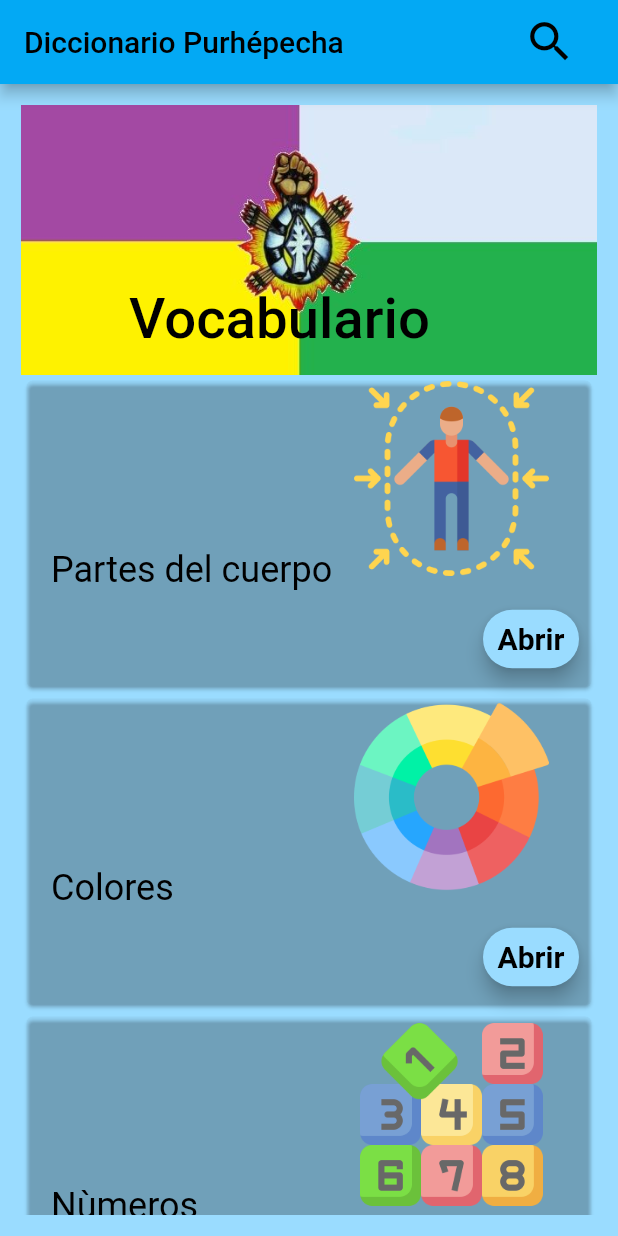
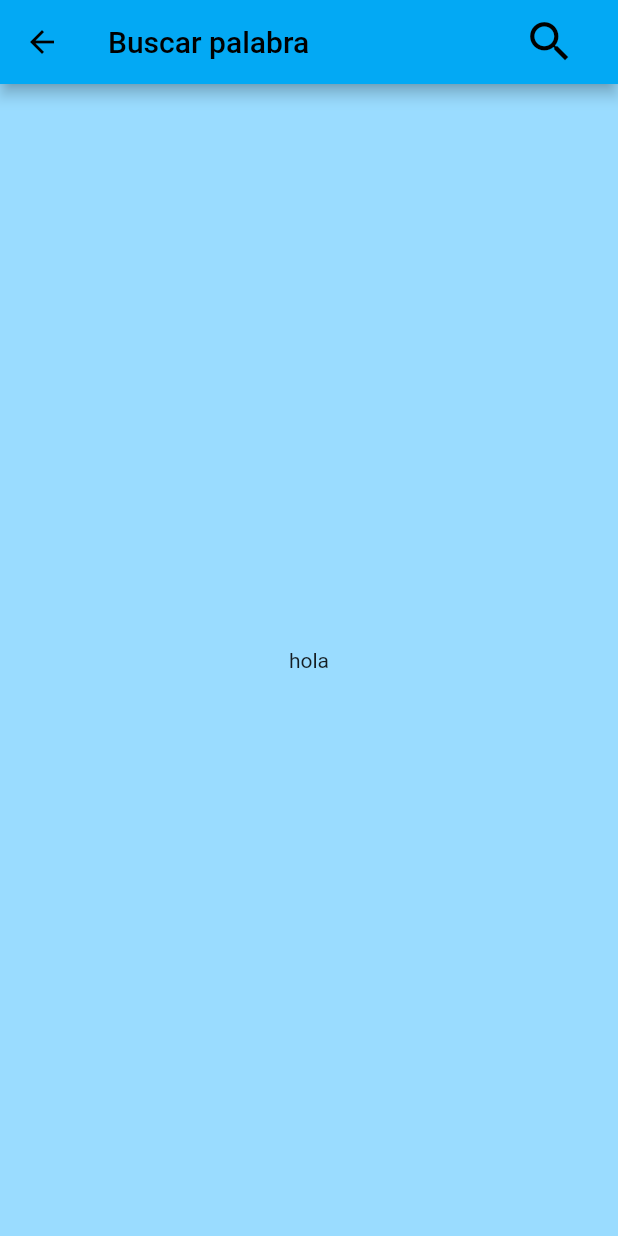
Before and after one commit to GildardoMatias/PurheCtionary, a Flutter app: the screen it shows after launch, after a tap on "Abrir", on a phone screen of 412 x 824 dp. Run offline on Flutter 3.47's test engine with Material 2 defaults, Android fonts, the light colour scheme and no system bars.

Commit message:
factorizando y agregando pages

```diff
--- a/lib/main.dart
+++ b/lib/main.dart
@@ -13,7 +13,6 @@ class MyApp extends StatelessWidget {
       debugShowCheckedModeBanner: false,
       title: 'Diccionario',
       theme: ThemeData(
-        //Vladys sama
         primarySwatch: Colors.lightBlue,
       ),
       home: Inicio(),
--- a/lib/screens/inicio.dart
+++ b/lib/screens/inicio.dart
@@ -1,6 +1,6 @@
 import 'package:flutter/material.dart';
-import 'package:apppurhepecha/buscador/buscador.dart';
-import 'package:apppurhepecha/segments/clasificaciones.dart';
+import 'package:apppurhepecha/screens/buscador/buscador.dart';
+import 'package:apppurhepecha/screens/segments/sliverAppBar.dart';
 
 class Inicio extends StatelessWidget {
   @override
@@ -33,66 +33,3 @@ class Inicio extends StatelessWidget {
         ));
   }
 }
-
-class LSliverAppBar extends StatelessWidget {
-  @override
-  Widget build(BuildContext context) {
-    return Padding(
-      padding: const EdgeInsets.all(4.0),
-      child: CustomScrollView(
-        slivers: <Widget>[
-          SliverAppBar(
-            backgroundColor: Color(0xffA14B9B).withOpacity(0.8),
-            pinned: true,
-            expandedHeight: 180.0,
-            flexibleSpace: FlexibleSpaceBar(
-              background: Image(
-                image: AssetImage('assets/bandera.jpg'),
-                fit: BoxFit.cover,
-              ),
-              title: Row(
-                mainAxisAlignment: MainAxisAlignment.start,
-                children: [
-                  Text(
-                    'Vocabulario',
-                    style: TextStyle(
-                        color: Colors.black,
-                        fontWeight: FontWeight.w500,
-                        fontSize: 25),
-                  ),
-                ],
-              ),
-            ),
-          ),
-          SliverList(
-              delegate: SliverChildListDelegate([
-            Clasificacion(
-              titulo: 'Partes del cuerpo',
-              imagen: 'assets/cuerpo.png',
-            ),
-            Clasificacion(
-              titulo: 'Colores',
-              imagen: 'assets/ruedaColor.png',
-            ),
-            Clasificacion(
-              titulo: 'Nùmeros',
-              imagen: 'assets/numeros.png',
-            ),
-            Clasificacion(
-              titulo: 'Saludos',
-              imagen: 'assets/manos.png',
-            ),
-            Clasificacion(
-              titulo: 'Animales',
-              imagen: 'assets/ganado.png',
-            ),
-            Clasificacion(
-              titulo: 'Objetos basicos',
-              imagen: 'assets/limpieza.png',
-            ),
-          ])),
-        ],
-      ),
-    );
-  }
-}
--- /dev/null
+++ b/lib/screens/segments/baseSection.dart
@@ -0,0 +1,34 @@
+import 'package:flutter/material.dart';
+import 'package:apppurhepecha/screens/buscador/buscador.dart';
+
+class BasePage extends StatelessWidget {
+  final Container container;
+  const BasePage({Key key, this.container}) : super(key: key);
+
+  @override
+  Widget build(BuildContext context) {
+    return Scaffold(
+      backgroundColor: Color(0xff9ADCFF),
+      appBar: AppBar(
+        title: Text('Buscar palabra'),
+        actions: <Widget>[
+          Padding(
+            padding: const EdgeInsets.symmetric(horizontal: 20),
+            child: IconButton(
+              iconSize: 35,
+              icon: const Icon(
+                Icons.search_sharp,
+                color: Colors.black,
+              ),
+              tooltip: 'Buscar Palabras',
+              onPressed: () {
+                showSearch(context: context, delegate: BuscadorDelegate());
+              },
+            ),
+          )
+        ],
+      ),
+      body: container,
+    );
+  }
+}
--- a/lib/segments/clasificaciones.dart
+++ b/lib/screens/segments/card/cards.dart
@@ -3,7 +3,9 @@ import 'package:flutter/material.dart';
 class Clasificacion extends StatelessWidget {
   final String titulo;
   final String imagen;
-  const Clasificacion({Key key, this.titulo, this.imagen}) : super(key: key);
+  final Widget page;
+  const Clasificacion({Key key, this.titulo, this.imagen, this.page})
+      : super(key: key);
 
   @override
   Widget build(BuildContext context) {
@@ -43,7 +45,23 @@ class Clasificacion extends StatelessWidget {
                 ],
               ),
             ),
-            ButtonBar(
+            BotonAbrir(
+              pages: page,
+            ),
+          ],
+        ),
+      ),
+    );
+  }
+}
+
+class BotonAbrir extends StatelessWidget {
+  final Widget pages;
+  const BotonAbrir({Key key, this.pages}) : super(key: key);
+
+  @override
+  Widget build(BuildContext context) {
+    return ButtonBar(
       alignment: MainAxisAlignment.end,
       children: <Widget>[
         TextButton(
@@ -51,20 +69,19 @@ class Clasificacion extends StatelessWidget {
               backgroundColor: Color(0xff9ADCFF),
               shape: StadiumBorder(),
               elevation: 5),
-                  onPressed: () {},
+          onPressed: () {
+            Navigator.push(
+              context,
+              MaterialPageRoute(builder: (context) => pages),
+            );
+          },
           child: const Text(
             'Abrir',
             style: TextStyle(
-                        color: Colors.black,
-                        fontSize: 20,
-                        fontWeight: FontWeight.bold),
+                color: Colors.black, fontSize: 20, fontWeight: FontWeight.bold),
           ),
         ),
       ],
-            ),
-          ],
-        ),
-      ),
     );
   }
 }
--- /dev/null
+++ b/lib/screens/segments/sections/cuerpo.dart
@@ -0,0 +1,15 @@
+import 'package:flutter/material.dart';
+import 'package:apppurhepecha/screens/segments/baseSection.dart';
+
+class Cuerpo extends StatelessWidget {
+  @override
+  Widget build(BuildContext context) {
+    return BasePage(
+      container: Container(
+        padding: EdgeInsets.all(10.0),
+        alignment: Alignment.center,
+        child: Text('hola'),
+      ),
+    );
+  }
+}
--- /dev/null
+++ b/lib/screens/segments/sliverAppBar.dart
@@ -0,0 +1,78 @@
+import 'package:flutter/material.dart';
+import 'package:apppurhepecha/screens/segments/card/cards.dart';
+
+import 'package:apppurhepecha/screens/segments/sections/animales.dart';
+import 'package:apppurhepecha/screens/segments/sections/colores.dart';
+import 'package:apppurhepecha/screens/segments/sections/cuerpo.dart';
+import 'package:apppurhepecha/screens/segments/sections/numeros.dart';
+import 'package:apppurhepecha/screens/segments/sections/objetos.dart';
+import 'package:apppurhepecha/screens/segments/sections/saludos.dart';
+
+class LSliverAppBar extends StatelessWidget {
+  @override
+  Widget build(BuildContext context) {
+    return Padding(
+      padding: const EdgeInsets.all(4.0),
+      child: CustomScrollView(
+        slivers: <Widget>[
+          SliverAppBar(
+            backgroundColor: Color(0xffA14B9B).withOpacity(0.8),
+            pinned: true,
+            expandedHeight: 180.0,
+            flexibleSpace: FlexibleSpaceBar(
+              background: Image(
+                image: AssetImage('assets/bandera.jpg'),
+                fit: BoxFit.cover,
+              ),
+              title: Row(
+                mainAxisAlignment: MainAxisAlignment.start,
+                children: [
+                  Text(
+                    'Vocabulario',
+                    style: TextStyle(
+                        color: Colors.black,
+                        fontWeight: FontWeight.w500,
+                        fontSize: 25),
+                  ),
+                ],
+              ),
+            ),
+          ),
+          SliverList(
+              delegate: SliverChildListDelegate([
+            Clasificacion(
+              titulo: 'Partes del cuerpo',
+              imagen: 'assets/cuerpo.png',
+              page: Cuerpo(),
+            ),
+            Clasificacion(
+              titulo: 'Colores',
+              imagen: 'assets/ruedaColor.png',
+              page: Colores(),
+            ),
+            Clasificacion(
+              titulo: 'Nùmeros',
+              imagen: 'assets/numeros.png',
+              page: Numeros(),
+            ),
+            Clasificacion(
+              titulo: 'Saludos',
+              imagen: 'assets/manos.png',
+              page: Saludos(),
+            ),
+            Clasificacion(
+              titulo: 'Animales',
+              imagen: 'assets/ganado.png',
+              page: Animales(),
+            ),
+            Clasificacion(
+              titulo: 'Objetos basicos',
+              imagen: 'assets/limpieza.png',
+              page: Objetos(),
+            ),
+          ])),
+        ],
+      ),
+    );
+  }
+}
```
Also changed, not shown: lib/screens/segments/sections/animales.dart (added, +15 -0 lines), lib/screens/segments/sections/colores.dart (added, +15 -0 lines), lib/screens/segments/sections/numeros.dart (added, +15 -0 lines), lib/screens/segments/sections/objetos.dart (added, +15 -0 lines), lib/screens/segments/sections/saludos.dart (added, +15 -0 lines), lib/screens/buscador/buscador.dart (renamed from lib/buscador/buscador.dart). Lines whose indentation alone changed are shown as unchanged.
